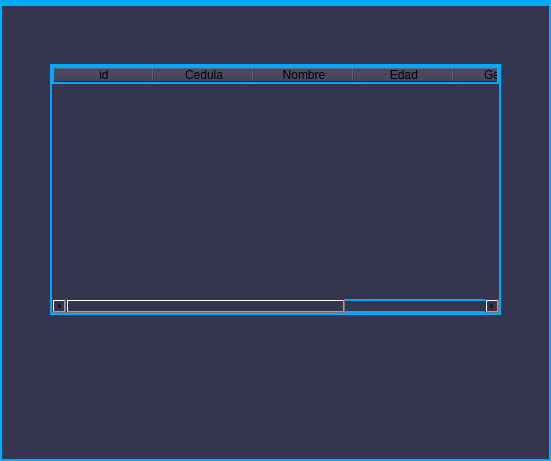
Old version of the form views/clientes.ui in the repository joanmera/Gameverse_Interface.
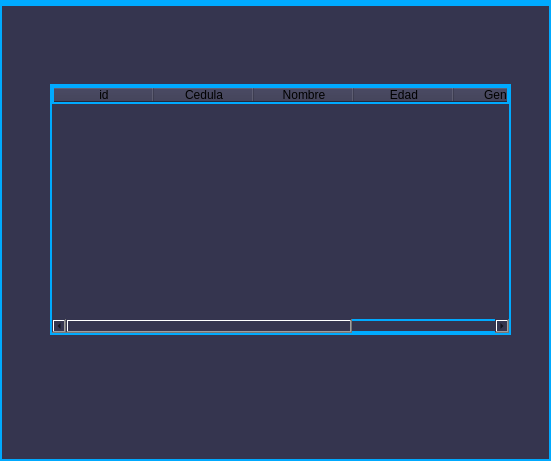
New version of the form.

Commit message: conexión del widget formulario cliente e implmetacion del registro a la tabla

Diff of the .ui file:
```diff
--- a/views/clientes.ui
+++ b/views/clientes.ui
@@ -22,8 +22,8 @@
     <property name="geometry">
      <rect>
       <x>50</x>
-      <y>60</y>
-      <width>451</width>
+      <y>80</y>
+      <width>461</width>
       <height>251</height>
      </rect>
     </property>
```
The commit also changes 1 other file.
